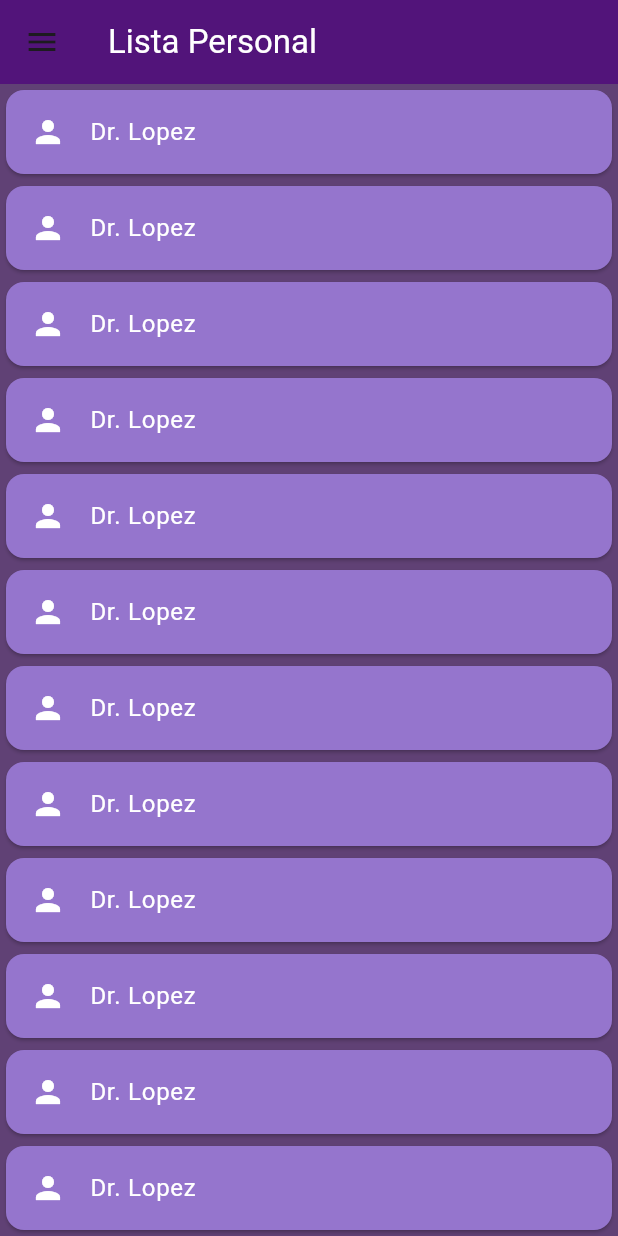
After one commit to GaboJh0904/Medidoc_Proyect, a Flutter app: the DoctorListScreen screen opened directly, on a phone screen of 412 x 824 dp. The commit adds this screen. Run offline on Flutter 3.47's test engine with Material 3 defaults, Android fonts, the phone set to English and light mode, and no system bars; our stand-ins replace file_picker, flutter_tts, local_auth, speech_to_text; missing offline and left inert: flutter_inappwebview.

Commit message:
Correccion Chat y lista de personal

```diff
--- a/lib/main.dart
+++ b/lib/main.dart
@@ -4,6 +4,7 @@ import 'package:medidoc_proyect/pages/asistente_page.dart';
 import 'package:medidoc_proyect/pages/Inicio.dart';
 import 'package:medidoc_proyect/pages/biometrico.dart';
 import 'package:medidoc_proyect/pages/chat.dart';
+import 'package:medidoc_proyect/pages/listaPersonal.dart';
 
 void main() {
   runApp(const MyApp());
@@ -21,7 +22,7 @@ class MyApp extends StatelessWidget {
         primarySwatch: Colors.blue,
       ),
       routes: {
-        '/': (context) => ChatBot(),
+        '/': (context) => Inicio(),
         '/asistente': (context) => AsistentePage(),
         '/registro': (context) => BioPag(),
       },
--- /dev/null
+++ b/lib/pages/listaPersonal.dart
@@ -0,0 +1,88 @@
+import 'package:flutter/material.dart';
+import 'package:medidoc_proyect/pages/chat.dart';
+import 'package:medidoc_proyect/pages/navBar.dart';
+
+
+class ListaPersonal extends StatelessWidget {
+  @override
+  Widget build(BuildContext context) {
+    return MaterialApp(
+      title: 'Doctor List',
+      theme: ThemeData(
+        primarySwatch: Colors.blue,
+      ),
+      home: DoctorListScreen(),
+      debugShowCheckedModeBanner: false,
+    );
+  }
+}
+
+class DoctorListScreen extends StatelessWidget {
+  final List<String> doctors = [
+    'Dr. Lopez',
+    'Dr. Lopez',
+    'Dr. Lopez',
+    'Dr. Lopez',
+    'Dr. Lopez',
+    'Dr. Lopez',
+    'Dr. Lopez',
+    'Dr. Lopez',
+    'Dr. Lopez',
+    'Dr. Lopez',
+    'Dr. Lopez',
+    'Dr. Lopez',
+    'Dr. Lopez',
+    'Dr. Lopez',
+    'Dr. Lopez',
+    'Dr. Lopez',
+  ]; // Duplicar nombres para ilustración. Ajusta según tus datos.
+
+  @override
+  Widget build(BuildContext context) {
+    return Scaffold(
+      appBar: AppBar(
+        title: Text('Lista Personal', style: TextStyle(color: Colors.white)),
+        backgroundColor: Color.fromARGB(255, 82, 20, 122),
+      ),
+      drawer: NavbarOptions(),
+      backgroundColor: Color.fromARGB(255, 96, 65, 117),
+      body: ListView.builder(
+        itemCount: doctors.length,
+        itemBuilder: (context, index) {
+          return Card(
+            color: Colors.deepPurple[300], // Color de fondo para cada tarjeta
+            child: ListTile(
+              leading: Icon(Icons.person, color: Colors.white), // Ícono del personaje
+              title: Text(doctors[index], style: TextStyle(color: Colors.white)),
+              onTap: () {
+                // Acción al hacer tap en un ítem, navegar a una nueva página
+                Navigator.push(
+                  context,
+                  MaterialPageRoute(builder: (context) => ChatBot())
+                );
+              },
+            ),
+          );
+        },
+      ),
+    );
+  }
+}
+
+class DetailScreen extends StatelessWidget {
+  final String doctorName;
+
+  DetailScreen({required this.doctorName});
+
+  @override
+  Widget build(BuildContext context) {
+    return Scaffold(
+      appBar: AppBar(
+        title: Text(doctorName),
+      ),
+      body: Center(
+        child: Text('Detalles del $doctorName', style: TextStyle(fontSize: 24)),
+      ),
+    );
+  }
+}
--- a/pubspec.yaml
+++ b/pubspec.yaml
@@ -44,6 +44,8 @@ dependencies:
   curved_navigation_bar: ^1.0.3
   speech_to_text: ^6.6.1
   flutter_tts: ^3.8.3
+  file_picker: ^5.2.2
+  image_picker: ^0.8.5+3
 
 dev_dependencies:
   flutter_test:
```
Also changed, not shown: lib/pages/chat.dart (+58 -9 lines), pubspec.lock, 5 other files.
